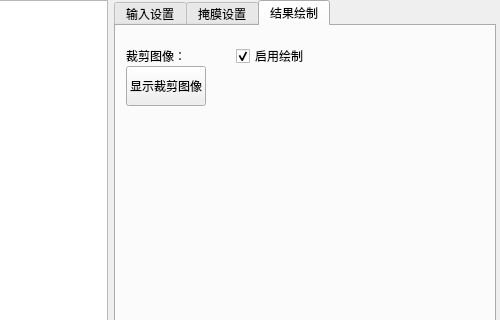
This is CMvVisionParamWidget/CMvVisionParamWidget/formFiles/CMvColorImagesCut.ui in OrangLBlue/QtUI_For_Work as Qt 5 draws it before an edit; both pictures show x 392 to 892 and y 0 to 320 of the 892 by 652 pixel window. The edited form follows.
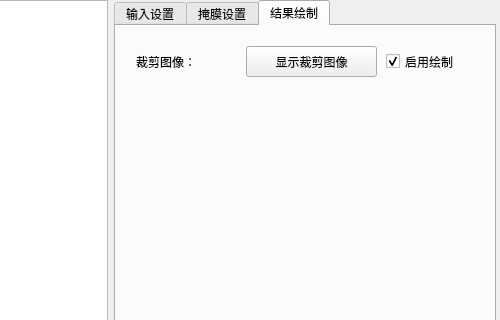
This is the edited form. The open tabs and pages were chosen to show the change.

What changed in the file:
```diff
--- a/CMvVisionParamWidget/CMvVisionParamWidget/formFiles/CMvColorImagesCut.ui
+++ b/CMvVisionParamWidget/CMvVisionParamWidget/formFiles/CMvColorImagesCut.ui
@@ -635,10 +635,10 @@
         <widget class="QCheckBox" name="checkBox_valuTrig_4">
          <property name="geometry">
           <rect>
-           <x>120</x>
-           <y>10</y>
+           <x>270</x>
+           <y>20</y>
            <width>80</width>
-           <height>40</height>
+           <height>31</height>
           </rect>
          </property>
          <property name="text">
@@ -651,10 +651,10 @@
         <widget class="QPushButton" name="pushbutton_cuttingPicture">
          <property name="geometry">
           <rect>
-           <x>10</x>
-           <y>40</y>
-           <width>80</width>
-           <height>40</height>
+           <x>130</x>
+           <y>20</y>
+           <width>131</width>
+           <height>31</height>
           </rect>
          </property>
          <property name="text">
@@ -664,10 +664,10 @@
         <widget class="QLabel" name="label_cuttingPicture">
          <property name="geometry">
           <rect>
-           <x>10</x>
-           <y>10</y>
-           <width>80</width>
-           <height>40</height>
+           <x>20</x>
+           <y>20</y>
+           <width>111</width>
+           <height>31</height>
           </rect>
          </property>
          <property name="text">
```
